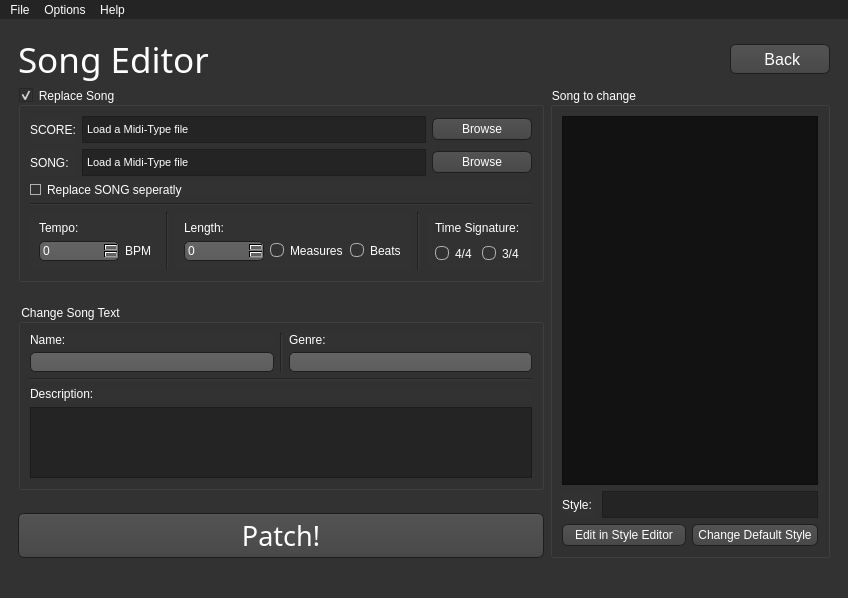
First picture: the form in WiiMusicPlus.ui, repository BenjaminHalko/WiiMusicEditorPlus, before the edit.
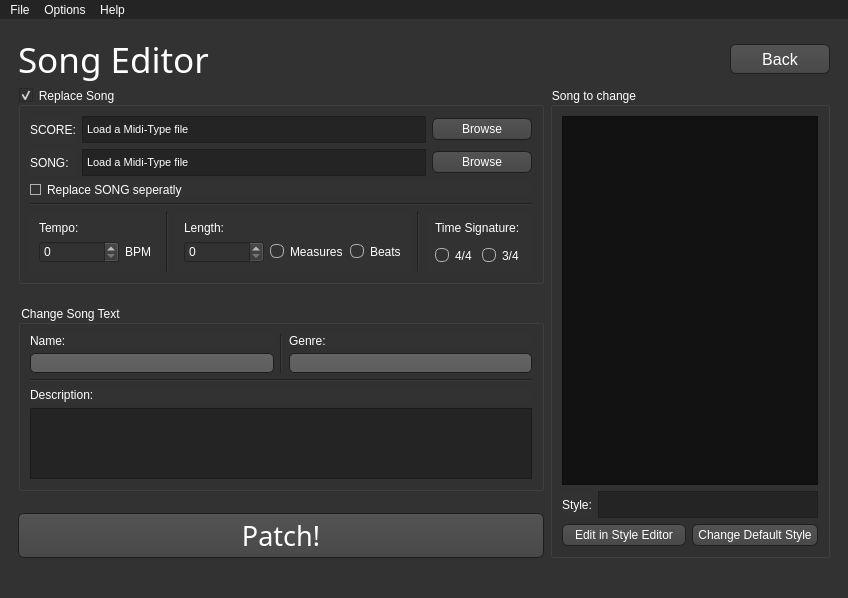
Second picture: the form after the edit. The open tabs and pages were chosen to show the change. Icons and pictures are not drawn.

Patch:
```diff
--- a/WiiMusicPlus.ui
+++ b/WiiMusicPlus.ui
@@ -547,15 +547,6 @@
     border-radius: 5;
 }
 
-QSpinBox
-{
-    background-color: QLinearGradient( x1: 0, y1: 0, x2: 0, y2: 1, stop: 0 #4d4d4d, stop: 0 #646464, stop: 1 #5d5d5d);
-    padding: 1px;
-    border-style: solid;
-    border: 1px solid #1e1e1e;
-    border-radius: 5;
-}
-
 QPushButton
 {
     color: white;
@@ -895,17 +886,8 @@
         fx: 0.5, fy: 0.5,
         radius: 1.0,
         stop: 0.25 #ffaa00,
-        stop: 0.3 #323232);
-}
-
-QRadioButton::indicator:checked:disabled
-{
-    background-color: qradialgradient(
-        cx: 0.5, cy: 0.5,
-        fx: 0.5, fy: 0.5,
-        radius: 1.0,
-        stop: 0.25 #323232,
-        stop: 0.3 #323232);
+        stop: 0.3 #323232
+    );
 }
 
 QCheckBox::indicator{
@@ -926,6 +908,12 @@
     border: 1px solid #ffaa00;
 }
 
+QRadioButton:disabled
+{
+    background-color: #404040;
+}
+
+
 QCheckBox::indicator:checked
 {
     image:url(:images/images/checkbox.png);
@@ -934,6 +922,16 @@
 QCheckBox::indicator:disabled, QRadioButton::indicator:disabled
 {
     border: 1px solid #444;
+}
+
+QWidget[error=&quot;true&quot;]
+{
+	border: 1px solid red;
+}
+
+QWidget[error=&quot;true&quot;]
+{
+	border: 1px solid red;
 }</string>
   </property>
   <property name="tabShape">
@@ -1560,7 +1558,7 @@
              </font>
             </property>
             <property name="text">
-             <string> Back</string>
+             <string>Back</string>
             </property>
            </widget>
           </item>
@@ -2117,7 +2115,7 @@
                <item>
                 <widget class="QLabel" name="SE_StyleLabel">
                  <property name="text">
-                  <string>Style: </string>
+                  <string>Style:</string>
                  </property>
                 </widget>
                </item>
```
Left out of the diff: 20 changed lines with no effect on the pictures.
